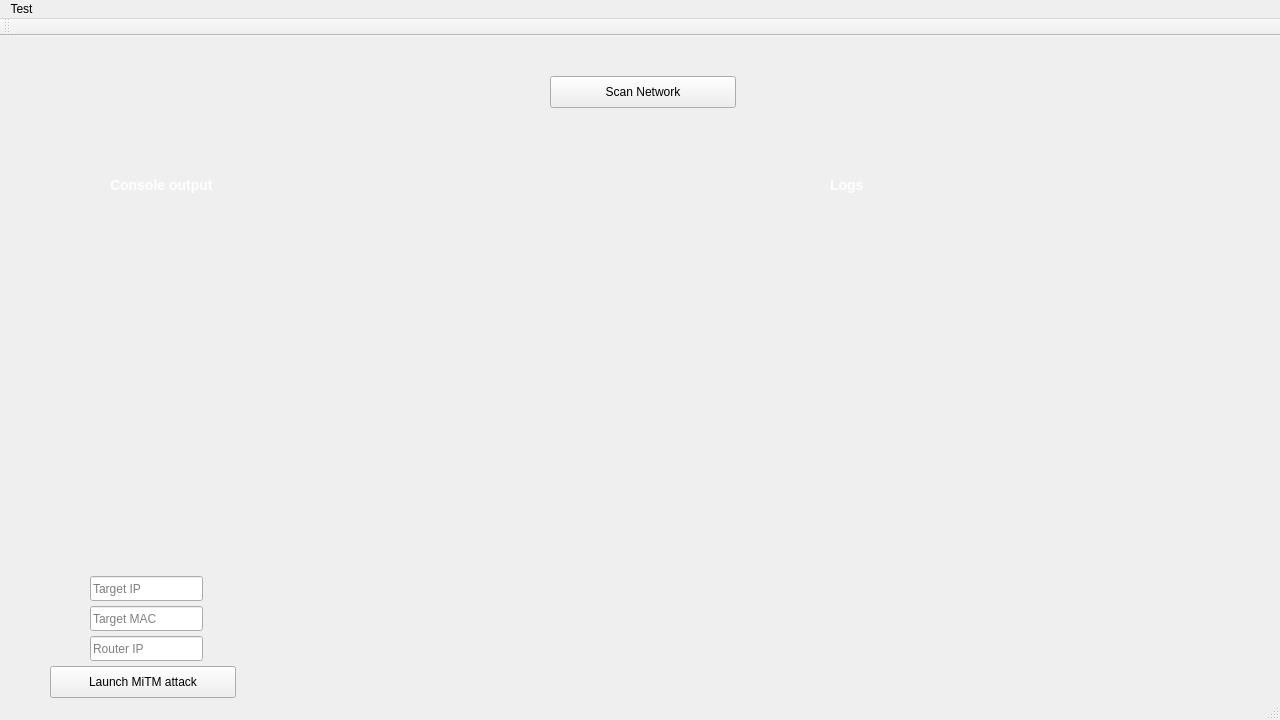
The window that GUI.ui (arthurPrvst/Mirror) describes before a commit, drawn with Qt 5.
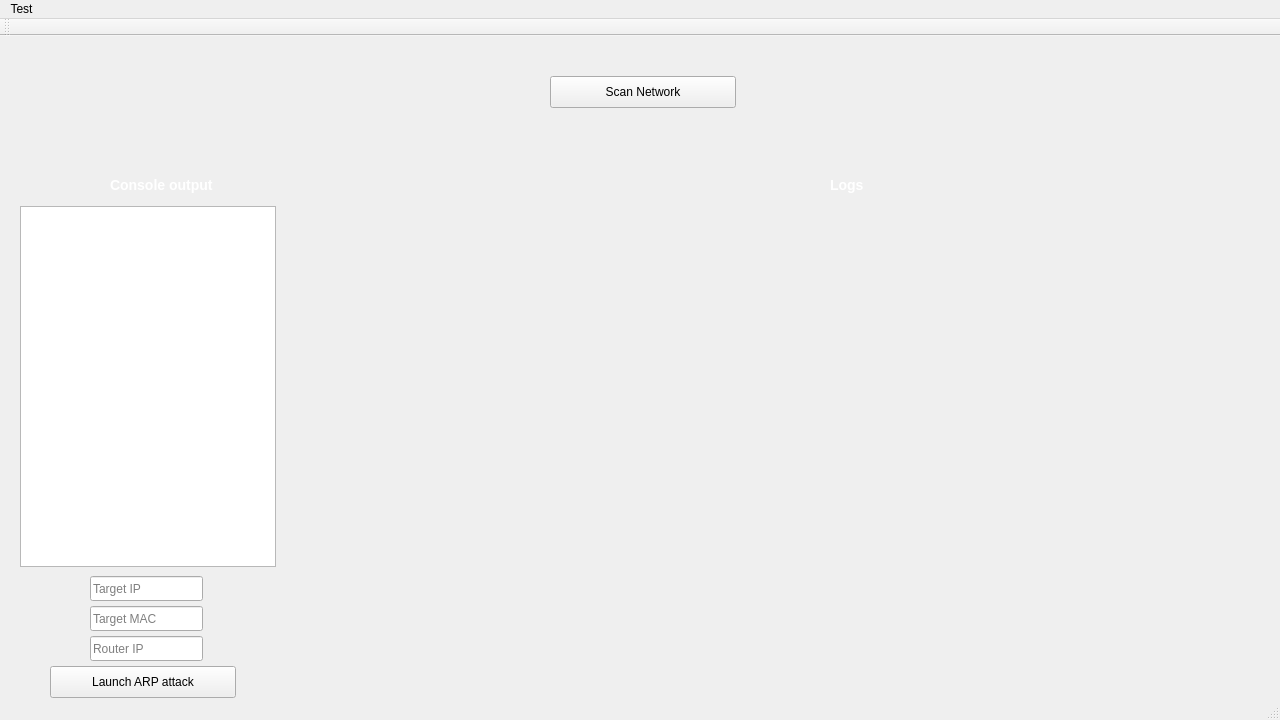
The same window after the commit. Icons and pictures are not drawn.

Patch:
```diff
--- a/GUI.ui
+++ b/GUI.ui
@@ -84,7 +84,7 @@
      <bool>false</bool>
     </property>
     <property name="text">
-     <string>Launch MiTM attack</string>
+     <string>Launch ARP attack</string>
     </property>
    </widget>
    <widget class="QLineEdit" name="lineEdit_2">
@@ -132,6 +132,16 @@
      <string>Logs</string>
     </property>
    </widget>
+   <widget class="QTextBrowser" name="outputZone">
+    <property name="geometry">
+     <rect>
+      <x>20</x>
+      <y>170</y>
+      <width>256</width>
+      <height>361</height>
+     </rect>
+    </property>
+   </widget>
   </widget>
   <widget class="QMenuBar" name="menuBar">
    <property name="geometry">
```
Left out of the diff: 10 changed lines with no effect on the pictures.
